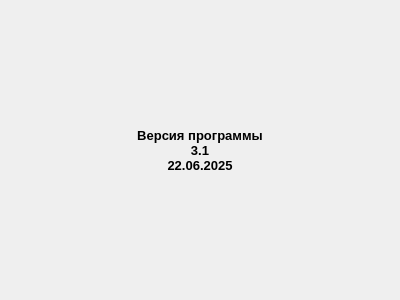
This is version.ui in zak2791/Tabloh2H as Qt 5 draws it before an edit. The edited form follows.
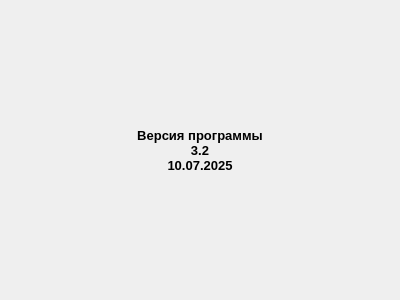
This is the edited form.

Diff of the .ui file:
```diff
--- a/version.ui
+++ b/version.ui
@@ -36,8 +36,8 @@
    </property>
    <property name="text">
     <string>Версия программы
-3.1
-22.06.2025</string>
+3.2
+10.07.2025</string>
    </property>
    <property name="alignment">
     <set>Qt::AlignCenter</set>
```
